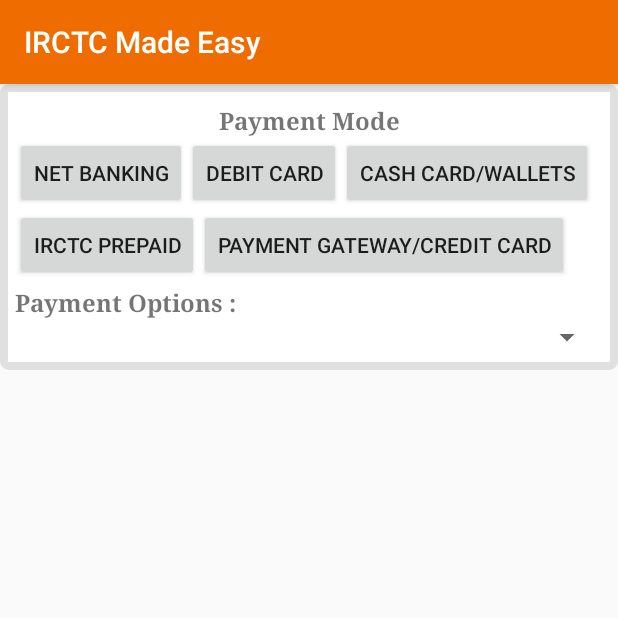
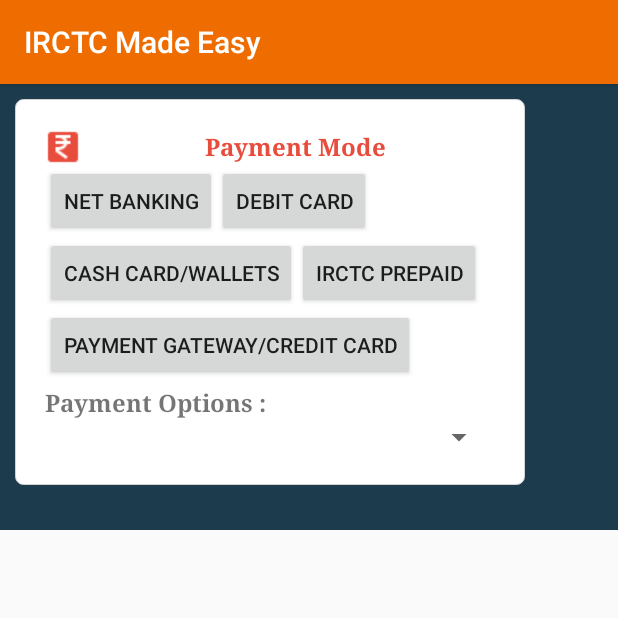
Before and after one commit to hsadhamh/irctc_app, an Android app: the fragment BookingPaymentFragment shown on its own in the app's theme, on a phone screen of 412 x 824 dp, the top half of it. Run offline under Robolectric (Android 15) with nearby library versions, the phone set to English and light mode, and no system bars; our stand-ins replace ButterKnife, EventBus, FlexboxLayout; libraries missing offline, so code that uses them is left out: com.rey.material; plain views replace CheckBox, EditText, RadioButton, Spinner, TextView; 7 statements that could not run were skipped.

Commit message:
UI enchancement - Payment page

```diff
--- a/IRCTCMadeEasy/app/src/main/res/layout/activity_ticket_forms.xml
+++ b/IRCTCMadeEasy/app/src/main/res/layout/activity_ticket_forms.xml
@@ -9,7 +9,8 @@
     <android.support.v7.widget.RecyclerView
         android:id="@+id/id_list_forms"
         android:layout_width="match_parent"
-        android:layout_height="match_parent"/>
+        android:layout_height="match_parent"
+        android:background="#1c3c4d"/>
     <LinearLayout
         android:layout_width="match_parent"
         android:layout_height="match_parent"
--- a/IRCTCMadeEasy/app/src/main/res/layout/activity_ticket_irctc.xml
+++ b/IRCTCMadeEasy/app/src/main/res/layout/activity_ticket_irctc.xml
@@ -157,7 +157,7 @@
                     android:drawableLeft="@drawable/datepicker24"
                     android:drawablePadding="10dp"
                     android:layout_weight="6"
-                    android:focusable="false"
+                    android:clickable="true"
                     android:gravity="center|start"
                     android:hint="@string/date_journey_text"
                     android:inputType="none"
--- a/IRCTCMadeEasy/app/src/main/res/layout/layout_irctc_payment.xml
+++ b/IRCTCMadeEasy/app/src/main/res/layout/layout_irctc_payment.xml
@@ -9,6 +9,7 @@
         android:orientation="vertical"
         android:layout_width="match_parent"
         android:layout_height="match_parent"
+        android:background="#1c3c4d"
         android:id="@+id/id_payment_page">
         <LinearLayout
             android:id="@+id/id_payment_mode_saved"
@@ -41,21 +42,28 @@
 
         <LinearLayout
             android:id="@+id/id_payment_mode_section"
-            android:layout_width="match_parent"
+            android:layout_width="340dp"
             android:layout_height="wrap_content"
+            android:layout_marginLeft="10dp"
+            android:layout_marginRight="10dp"
+            android:layout_marginTop="10dp"
+            android:background="@drawable/shadow"
             android:orientation="vertical"
-            android:padding="@dimen/padding_ten"
-            android:background="@drawable/rectangle_group_box">
+            android:layout_marginBottom="30dp"
+            android:padding="20dp">
+
             <com.rey.material.widget.TextView
                 android:layout_width="match_parent"
                 android:layout_height="wrap_content"
+                android:drawableLeft="@drawable/payment24"
+                android:drawablePadding="10dp"
+                android:layout_gravity="center"
+                android:gravity="center"
                 android:text="@string/payment_mode"
-                android:gravity="center"
+                android:textSize="@dimen/header_text_size"
                 android:textStyle="bold|normal"
-                android:paddingTop="@dimen/padding_three"
-                android:textSize="@dimen/header_text_size"
                 android:typeface="serif"
-                android:layout_gravity="center" />
+                android:textColor="#e74c3c" />
             <com.google.android.flexbox.FlexboxLayout
                 android:layout_width="match_parent"
                 android:layout_height="wrap_content"
@@ -95,6 +103,7 @@
                     android:text="@string/credit_card"/>
             </com.google.android.flexbox.FlexboxLayout>
 
+
             <LinearLayout
                 android:layout_width="match_parent"
                 android:layout_height="wrap_content"
@@ -124,11 +133,15 @@
 
 
     <LinearLayout
-        android:layout_width="match_parent"
+        android:layout_width="340dp"
         android:layout_height="wrap_content"
+        android:layout_marginLeft="10dp"
+        android:layout_marginRight="10dp"
+        android:layout_marginTop="10dp"
+        android:background="@drawable/shadow"
         android:orientation="vertical"
-        android:padding="@dimen/padding_ten"
-        android:background="@drawable/rectangle_group_box"
+        android:layout_marginBottom="30dp"
+        android:padding="20dp"
         android:id="@+id/id_card_section">
         <com.rey.material.widget.TextView
             android:layout_width="wrap_content"
@@ -245,11 +258,15 @@
 
     </LinearLayout>
         <LinearLayout
-            android:layout_width="match_parent"
+            android:layout_width="340dp"
             android:layout_height="wrap_content"
+            android:layout_marginLeft="10dp"
+            android:layout_marginRight="10dp"
+            android:layout_marginTop="10dp"
+            android:background="@drawable/shadow"
             android:orientation="vertical"
-            android:padding="@dimen/padding_ten"
-            android:background="@drawable/rectangle_group_box"
+            android:layout_marginBottom="30dp"
+            android:padding="20dp"
             android:id="@+id/id_internet_section">
             <com.rey.material.widget.TextView
                 android:layout_width="wrap_content"
--- a/IRCTCMadeEasy/app/src/main/res/values/strings.xml
+++ b/IRCTCMadeEasy/app/src/main/res/values/strings.xml
@@ -39,7 +39,7 @@
 
     <string name="view_passenger_edit_text">Edit</string>
     <string name="view_passenger_delete_text">Delete</string>
-    <string name="view_book_now_text">Book Now</string>
+    <string name="view_book_now_text">Book</string>
 
     <string name="login_detail_text">Login Details</string>
     <string name="login_save_text">Save Login</string>
```
Also changed, not shown: IRCTCMadeEasy/app/src/main/res/layout/layout_forms_view.xml (+34 -26 lines), IRCTCMadeEasy/app/src/main/res/layout/layout_row_forms.xml (deleted, +0 -190 lines), IRCTCMadeEasy/app/src/main/res/drawable/cvv24.png (added), IRCTCMadeEasy/app/src/main/res/drawable/payment24.png (added).
